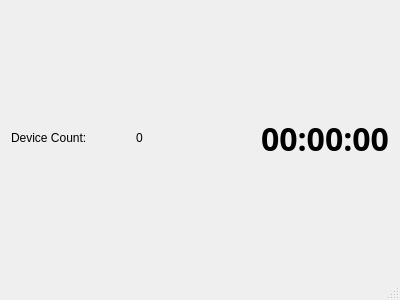
First picture: the form in mainwindow.ui, repository fthornton67/phitr_display, before the edit.
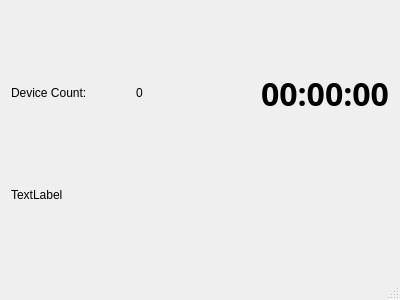
Second picture: the form after the edit.

What changed in the file:
```diff
--- a/mainwindow.ui
+++ b/mainwindow.ui
@@ -82,6 +82,23 @@
       </item>
      </layout>
     </item>
+    <item>
+     <layout class="QHBoxLayout" name="topLayout_2">
+      <item>
+       <widget class="QLabel" name="label">
+        <property name="maximumSize">
+         <size>
+          <width>16777215</width>
+          <height>25</height>
+         </size>
+        </property>
+        <property name="text">
+         <string>TextLabel</string>
+        </property>
+       </widget>
+      </item>
+     </layout>
+    </item>
    </layout>
   </widget>
   <widget class="QStatusBar" name="statusBar"/>
```
